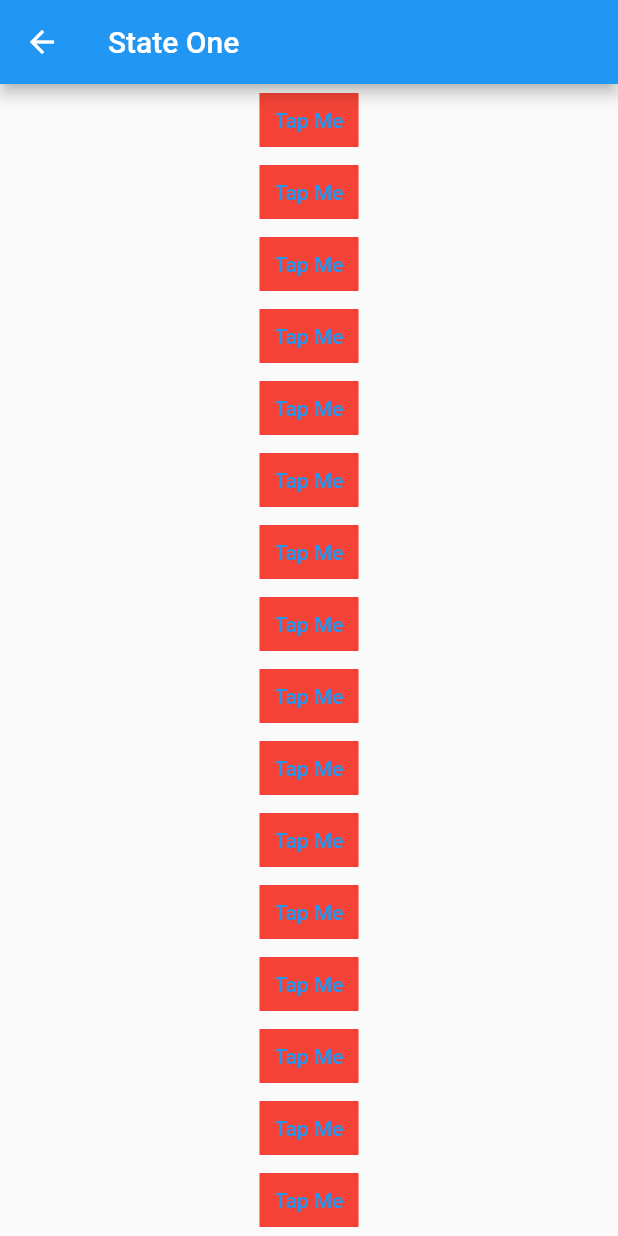
After one commit to ahmetbalaman/my_flutter_examples, a Flutter app: the screen it shows after launch, after a tap on "Better Version is here!", on a phone screen of 412 x 824 dp. The commit adds this screen. Run offline on Flutter 3.47's test engine with Material 2 defaults, Android fonts, the phone set to English and light mode, and no system bars.

Commit message:
v1.1 has come out!

```diff
--- a/lib/life_cycle/color_life_cycle/color_life_cylc_choose.dart
+++ b/lib/life_cycle/color_life_cycle/color_life_cylc_choose.dart
@@ -31,7 +31,7 @@ class _ColorViewPageState extends State<ColorViewPage> {
                 secilenRenk = Colors.pink;
                 setState(() {});
               },
-              icon: Icon(Icons.cancel))
+              icon: const Icon(Icons.cancel))
         ],
       ),
       body: Column(
--- /dev/null
+++ b/lib/navigator_mantik/navigator_1.1.dart
@@ -0,0 +1,76 @@
+import 'package:flutter/material.dart';
+import 'package:flutter_derslerim/navigator_mantik/navigator_2.dart';
+
+class NavigatorPageOnePointOne extends StatefulWidget {
+  const NavigatorPageOnePointOne({super.key});
+
+  @override
+  State<NavigatorPageOnePointOne> createState() =>
+      _NavigatorPageOnePointOneState();
+}
+
+class _NavigatorPageOnePointOneState extends State<NavigatorPageOnePointOne>
+    with NavigatorService {
+  List<int> selectedItems = [];
+
+  Color colorChoice = Colors.red;
+  @override
+  Widget build(BuildContext context) {
+    return Scaffold(
+      appBar: AppBar(
+        title: const Text("State One"),
+      ),
+      body: Column(
+        children: [
+          Expanded(
+            child: ListView.builder(
+              itemBuilder: (context, index) {
+                return TextButton(
+                  onPressed: () async {
+                    final response = await advancedNavigator<bool>(
+                        context, const NavigatorPageTwo());
+                    if (response == true) {
+                      selectedItems.add(index);
+                      setState(() {});
+                    } else {
+                      selectedItems.remove(index);
+                      setState(() {});
+                    }
+                  },
+                  child: Placeholder(
+                    strokeWidth: 20,
+                    color: selectedItems.contains(index)
+                        ? Colors.green
+                        : Colors.red,
+                    child: Text(selectedItems.contains(index)
+                        ? "Yeyy Thanks"
+                        : "Tap Me"),
+                  ),
+                );
+              },
+            ),
+          ),
+        ],
+      ),
+    );
+  }
+}
+
+mixin NavigatorService {
+  void normalNavigator(BuildContext context, Widget widget) {
+    Navigator.of(context).push(MaterialPageRoute(
+      builder: (context) {
+        return widget;
+      },
+    ));
+  }
+
+  Future<T?> advancedNavigator<T>(BuildContext context, Widget widget) {
+    return Navigator.of(context).push<T>(MaterialPageRoute(
+        builder: (context) {
+          return widget;
+        },
+        fullscreenDialog: true,
+        settings: const RouteSettings()));
+  }
+}
--- a/lib/navigator_mantik/navigator_1.dart
+++ b/lib/navigator_mantik/navigator_1.dart
@@ -1,4 +1,7 @@
+import 'dart:developer';
+
 import 'package:flutter/material.dart';
+import 'package:flutter_derslerim/navigator_mantik/navigator_1.1.dart';
 import 'package:flutter_derslerim/navigator_mantik/navigator_2.dart';
 
 class NavigatorPageOne extends StatefulWidget {
@@ -10,13 +13,24 @@ class NavigatorPageOne extends StatefulWidget {
 
 class _NavigatorPageOneState extends State<NavigatorPageOne>
     with NavigatorService {
-  List<String> veriable = ["one", "two", "three"];
   Color colorChoice = Colors.red;
   @override
   Widget build(BuildContext context) {
     return Scaffold(
       appBar: AppBar(
-        title: Text("State One"),
+        actions: [
+          TextButton(
+              onPressed: () {
+                normalNavigator(context, const NavigatorPageOnePointOne());
+              },
+              child: const FittedBox(
+                  child: Text(
+                "Better Version is here!",
+                style: TextStyle(color: Colors.black),
+              )))
+        ],
+        centerTitle: false,
+        title: const Text("State One"),
       ),
       body: Column(
         children: [
@@ -34,20 +48,20 @@ class _NavigatorPageOneState extends State<NavigatorPageOne>
                 //a normal navigator widget
                 //normalNavigator(context, NavigatorPageOne());
 
-                final response =
-                    await advancedNavigator<bool>(context, NavigatorPageTwo());
+                final response = await advancedNavigator<bool>(
+                    context, const NavigatorPageTwo());
                 if (response == true) {
-                  print("you god damn right");
+                  log("you god damn right");
                   colorChoice = Colors.green;
                   setState(() {});
                 } else {
-                  print("You God Damn Wrong");
+                  log("You God Damn Wrong");
                   setState(() {
                     colorChoice = Colors.red;
                   });
                 }
               },
-              child: Text("Tap me"))
+              child: const Text("Tap me"))
         ],
       ),
     );
@@ -69,6 +83,6 @@ mixin NavigatorService {
           return widget;
         },
         fullscreenDialog: true,
-        settings: RouteSettings()));
+        settings: const RouteSettings()));
   }
 }
--- a/lib/navigator_mantik/navigator_2.dart
+++ b/lib/navigator_mantik/navigator_2.dart
@@ -12,7 +12,7 @@ class _NavigatorPageTwoState extends State<NavigatorPageTwo> {
   Widget build(BuildContext context) {
     return Scaffold(
       appBar: AppBar(
-        title: Text("Page Two"),
+        title: const Text("Page Two"),
       ),
       body: Column(
         mainAxisAlignment: MainAxisAlignment.center,
--- a/lib/page_controller/page_controller.dart
+++ b/lib/page_controller/page_controller.dart
@@ -57,14 +57,14 @@ class _PageControllerWidgetState extends State<PageControllerWidget> {
               case 0:
                 if (controller.page != 0) {
                   controller.previousPage(
-                      duration: Duration(milliseconds: 100),
+                      duration: const Duration(milliseconds: 100),
                       curve: Curves.easeIn);
                 }
                 break;
               case 1:
                 if (controller.page != 1) {
                   controller.nextPage(
-                      duration: Duration(milliseconds: 100),
+                      duration: const Duration(milliseconds: 100),
                       curve: Curves.easeIn);
                 }
                 break;
```
Also changed, not shown: 16 other files.
